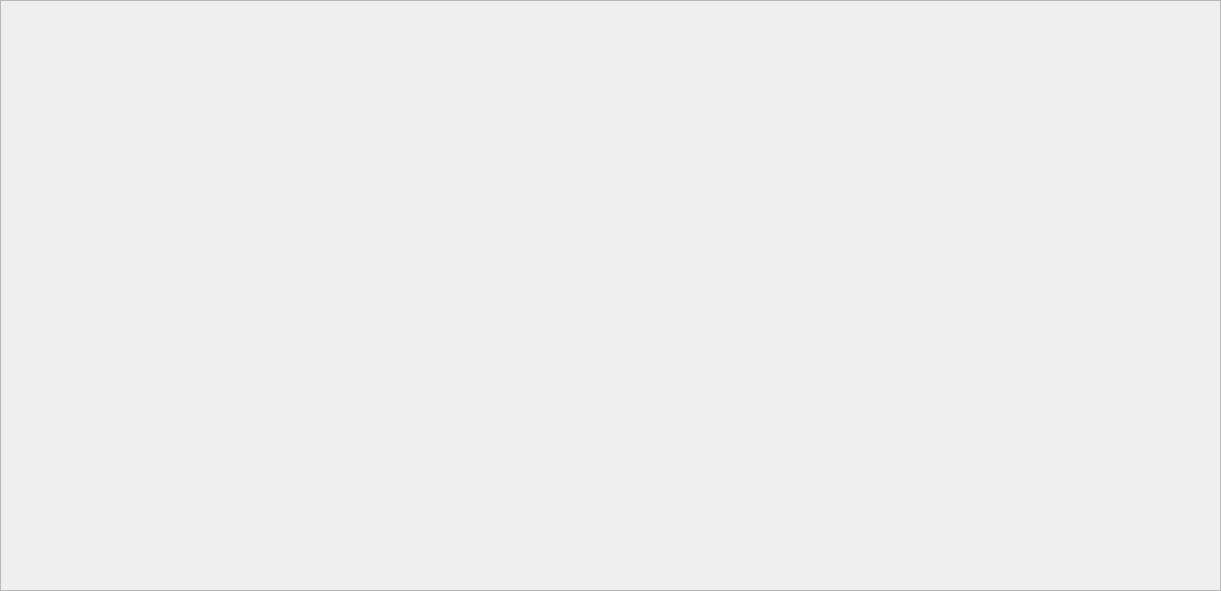
The window that cacurveframe.ui (lsoftp/water) describes before a commit, drawn with Qt 5.
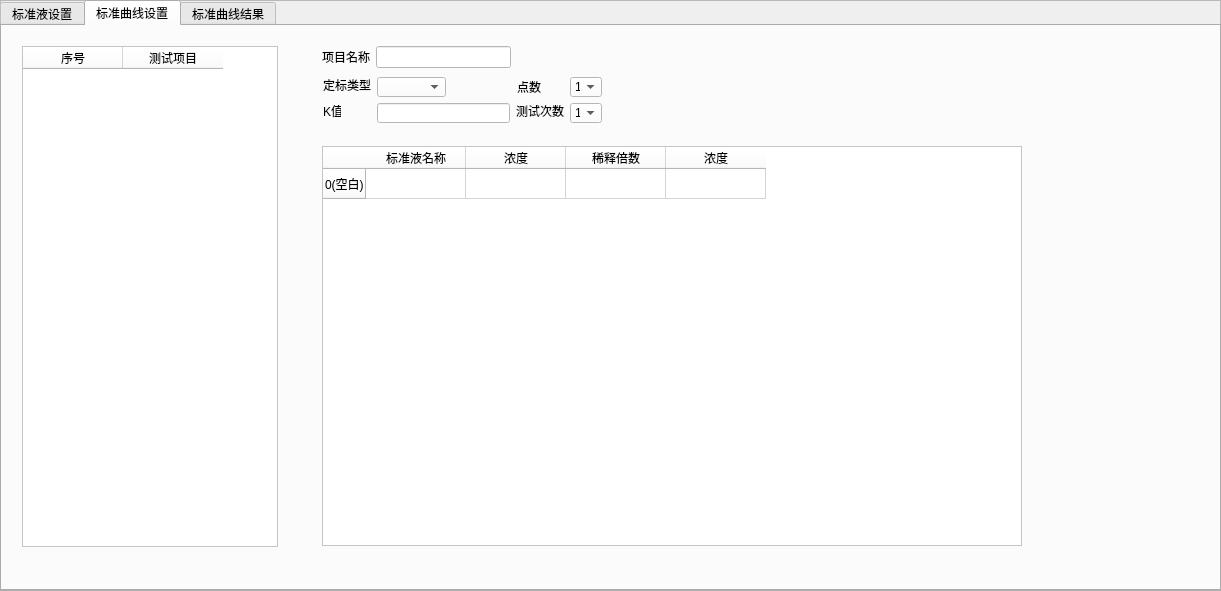
The same window after the commit. The open tabs and pages were chosen to show the change.

The edit to the form file:
```diff
--- a/cacurveframe.ui
+++ b/cacurveframe.ui
@@ -19,6 +19,455 @@
   <property name="frameShadow">
    <enum>QFrame::Raised</enum>
   </property>
+  <widget class="QTabWidget" name="tabWidget">
+   <property name="geometry">
+    <rect>
+     <x>0</x>
+     <y>0</y>
+     <width>1221</width>
+     <height>591</height>
+    </rect>
+   </property>
+   <property name="currentIndex">
+    <number>0</number>
+   </property>
+   <widget class="QWidget" name="tab">
+    <attribute name="title">
+     <string>标准液设置</string>
+    </attribute>
+    <widget class="QTableWidget" name="tableWidget">
+     <property name="geometry">
+      <rect>
+       <x>40</x>
+       <y>30</y>
+       <width>531</width>
+       <height>451</height>
+      </rect>
+     </property>
+     <column>
+      <property name="text">
+       <string>序号</string>
+      </property>
+     </column>
+     <column>
+      <property name="text">
+       <string>名称</string>
+      </property>
+     </column>
+     <column>
+      <property name="text">
+       <string>批号</string>
+      </property>
+     </column>
+     <column>
+      <property name="text">
+       <string>有效期</string>
+      </property>
+     </column>
+    </widget>
+    <widget class="QTableWidget" name="tableWidget_2">
+     <property name="geometry">
+      <rect>
+       <x>670</x>
+       <y>30</y>
+       <width>511</width>
+       <height>451</height>
+      </rect>
+     </property>
+     <column>
+      <property name="text">
+       <string>项目名称</string>
+      </property>
+     </column>
+     <column>
+      <property name="text">
+       <string>浓度</string>
+      </property>
+     </column>
+     <column>
+      <property name="text">
+       <string>单位</string>
+      </property>
+     </column>
+    </widget>
+    <widget class="QFrame" name="frame_8">
+     <property name="geometry">
+      <rect>
+       <x>0</x>
+       <y>530</y>
+       <width>1221</width>
+       <height>40</height>
+      </rect>
+     </property>
+     <property name="styleSheet">
+      <string notr="true">background-color: rgb(149, 149, 149);</string>
+     </property>
+     <property name="frameShape">
+      <enum>QFrame::StyledPanel</enum>
+     </property>
+     <property name="frameShadow">
+      <enum>QFrame::Raised</enum>
+     </property>
+     <widget class="QPushButton" name="careturnbtn">
+      <property name="geometry">
+       <rect>
+        <x>1110</x>
+        <y>0</y>
+        <width>80</width>
+        <height>31</height>
+       </rect>
+      </property>
+      <property name="text">
+       <string>返回</string>
+      </property>
+     </widget>
+    </widget>
+    <widget class="QPushButton" name="pushButton">
+     <property name="geometry">
+      <rect>
+       <x>90</x>
+       <y>490</y>
+       <width>75</width>
+       <height>23</height>
+      </rect>
+     </property>
+     <property name="text">
+      <string>添加标准</string>
+     </property>
+    </widget>
+    <widget class="QPushButton" name="pushButton_2">
+     <property name="geometry">
+      <rect>
+       <x>260</x>
+       <y>490</y>
+       <width>75</width>
+       <height>23</height>
+      </rect>
+     </property>
+     <property name="text">
+      <string>编辑标准</string>
+     </property>
+    </widget>
+    <widget class="QPushButton" name="pushButton_3">
+     <property name="geometry">
+      <rect>
+       <x>430</x>
+       <y>490</y>
+       <width>75</width>
+       <height>23</height>
+      </rect>
+     </property>
+     <property name="text">
+      <string>删除标准</string>
+     </property>
+    </widget>
+    <widget class="QPushButton" name="pushButton_7">
+     <property name="geometry">
+      <rect>
+       <x>880</x>
+       <y>490</y>
+       <width>75</width>
+       <height>23</height>
+      </rect>
+     </property>
+     <property name="text">
+      <string>编辑测试</string>
+     </property>
+    </widget>
+    <widget class="QPushButton" name="pushButton_8">
+     <property name="geometry">
+      <rect>
+       <x>710</x>
+       <y>490</y>
+       <width>75</width>
+       <height>23</height>
+      </rect>
+     </property>
+     <property name="text">
+      <string>添加测试</string>
+     </property>
+    </widget>
+    <widget class="QPushButton" name="pushButton_9">
+     <property name="geometry">
+      <rect>
+       <x>1050</x>
+       <y>490</y>
+       <width>75</width>
+       <height>23</height>
+      </rect>
+     </property>
+     <property name="text">
+      <string>删除测试</string>
+     </property>
+    </widget>
+   </widget>
+   <widget class="QWidget" name="tab_2">
+    <attribute name="title">
+     <string>标准曲线设置</string>
+    </attribute>
+    <widget class="QTableWidget" name="tableWidget_5">
+     <property name="geometry">
+      <rect>
+       <x>20</x>
+       <y>20</y>
+       <width>256</width>
+       <height>501</height>
+      </rect>
+     </property>
+     <property name="styleSheet">
+      <string notr="true">background-color: rgb(255, 255, 255);</string>
+     </property>
+     <column>
+      <property name="text">
+       <string>序号</string>
+      </property>
+     </column>
+     <column>
+      <property name="text">
+       <string>测试项目</string>
+      </property>
+     </column>
+    </widget>
+    <widget class="QLabel" name="label_2">
+     <property name="geometry">
+      <rect>
+       <x>321</x>
+       <y>51</y>
+       <width>48</width>
+       <height>16</height>
+      </rect>
+     </property>
+     <property name="text">
+      <string>定标类型</string>
+     </property>
+    </widget>
+    <widget class="QComboBox" name="comboBox">
+     <property name="geometry">
+      <rect>
+       <x>375</x>
+       <y>51</y>
+       <width>69</width>
+       <height>20</height>
+      </rect>
+     </property>
+     <property name="styleSheet">
+      <string notr="true">background-color: rgb(255, 255, 255);</string>
+     </property>
+    </widget>
+    <widget class="QLabel" name="label_3">
+     <property name="geometry">
+      <rect>
+       <x>515</x>
+       <y>53</y>
+       <width>24</width>
+       <height>16</height>
+      </rect>
+     </property>
+     <property name="text">
+      <string>点数</string>
+     </property>
+    </widget>
+    <widget class="QComboBox" name="comboBox_2">
+     <property name="geometry">
+      <rect>
+       <x>568</x>
+       <y>51</y>
+       <width>32</width>
+       <height>20</height>
+      </rect>
+     </property>
+     <property name="styleSheet">
+      <string notr="true">background-color: rgb(255, 255, 255);</string>
+     </property>
+     <item>
+      <property name="text">
+       <string>1</string>
+      </property>
+     </item>
+     <item>
+      <property name="text">
+       <string>2</string>
+      </property>
+     </item>
+     <item>
+      <property name="text">
+       <string>3</string>
+      </property>
+     </item>
+     <item>
+      <property name="text">
+       <string>4</string>
+      </property>
+     </item>
+     <item>
+      <property name="text">
+       <string>5</string>
+      </property>
+     </item>
+     <item>
+      <property name="text">
+       <string>6</string>
+      </property>
+     </item>
+     <item>
+      <property name="text">
+       <string>7</string>
+      </property>
+     </item>
+     <item>
+      <property name="text">
+       <string>8</string>
+      </property>
+     </item>
+    </widget>
+    <widget class="QLabel" name="label_4">
+     <property name="geometry">
+      <rect>
+       <x>321</x>
+       <y>77</y>
+       <width>18</width>
+       <height>16</height>
+      </rect>
+     </property>
+     <property name="text">
+      <string>K值</string>
+     </property>
+    </widget>
+    <widget class="QLineEdit" name="lineEdit_2">
+     <property name="geometry">
+      <rect>
+       <x>375</x>
+       <y>77</y>
+       <width>133</width>
+       <height>20</height>
+      </rect>
+     </property>
+     <property name="styleSheet">
+      <string notr="true">background-color: rgb(255, 255, 255);</string>
+     </property>
+    </widget>
+    <widget class="QLabel" name="label_5">
+     <property name="geometry">
+      <rect>
+       <x>514</x>
+       <y>77</y>
+       <width>48</width>
+       <height>16</height>
+      </rect>
+     </property>
+     <property name="text">
+      <string>测试次数</string>
+     </property>
+    </widget>
+    <widget class="QComboBox" name="comboBox_3">
+     <property name="geometry">
+      <rect>
+       <x>568</x>
+       <y>77</y>
+       <width>32</width>
+       <height>20</height>
+      </rect>
+     </property>
+     <property name="styleSheet">
+      <string notr="true">background-color: rgb(255, 255, 255);</string>
+     </property>
+     <item>
+      <property name="text">
+       <string>1</string>
+      </property>
+     </item>
+     <item>
+      <property name="text">
+       <string>2</string>
+      </property>
+     </item>
+     <item>
+      <property name="text">
+       <string>3</string>
+      </property>
+     </item>
+     <item>
+      <property name="text">
+       <string>4</string>
+      </property>
+     </item>
+    </widget>
+    <widget class="QTableWidget" name="tableWidget_6">
+     <property name="geometry">
+      <rect>
+       <x>320</x>
+       <y>120</y>
+       <width>700</width>
+       <height>400</height>
+      </rect>
+     </property>
+     <property name="styleSheet">
+      <string notr="true">background-color: rgb(255, 255, 255);</string>
+     </property>
+     <row>
+      <property name="text">
+       <string>0(空白)</string>
+      </property>
+     </row>
+     <column>
+      <property name="text">
+       <string>标准液名称</string>
+      </property>
+     </column>
+     <column>
+      <property name="text">
+       <string>浓度</string>
+      </property>
+     </column>
+     <column>
+      <property name="text">
+       <string>稀释倍数</string>
+      </property>
+     </column>
+     <column>
+      <property name="text">
+       <string>浓度</string>
+      </property>
+     </column>
+     <item row="0" column="0">
+      <property name="text">
+       <string/>
+      </property>
+     </item>
+    </widget>
+    <widget class="QWidget" name="layoutWidget">
+     <property name="geometry">
+      <rect>
+       <x>320</x>
+       <y>20</y>
+       <width>189</width>
+       <height>22</height>
+      </rect>
+     </property>
+     <layout class="QGridLayout" name="gridLayout_2">
+      <item row="0" column="0">
+       <widget class="QLabel" name="label">
+        <property name="text">
+         <string>项目名称</string>
+        </property>
+       </widget>
+      </item>
+      <item row="0" column="1">
+       <widget class="QLineEdit" name="lineEdit">
+        <property name="styleSheet">
+         <string notr="true">background-color: rgb(255, 255, 255);</string>
+        </property>
+       </widget>
+      </item>
+     </layout>
+    </widget>
+   </widget>
+   <widget class="QWidget" name="tab_3">
+    <attribute name="title">
+     <string>标准曲线结果</string>
+    </attribute>
+   </widget>
+  </widget>
  </widget>
  <resources/>
  <connections/>
```
